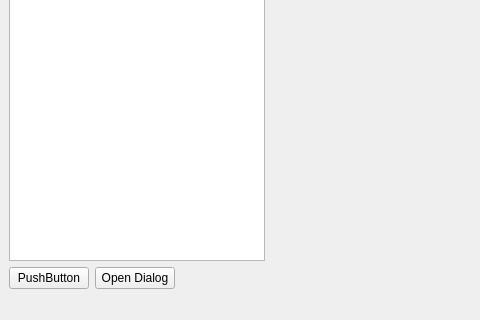
Before: the Qt Designer form Worksheets/6/ProjectName/mainwindow.ui in Joel-Ch/2023_20458561, drawn with Qt 5; both pictures show x 0 to 480 and y 280 to 600 of the 800 by 600 pixel window.
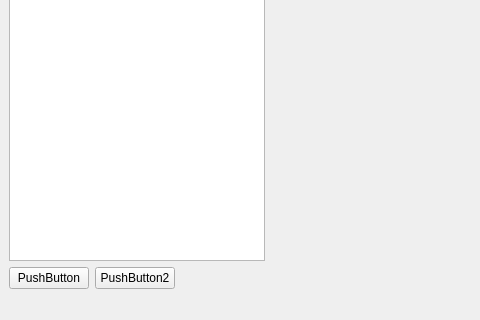
After: the same form once the commit is applied. Icons and pictures are not drawn.

Commit message: dialog fully working now. All we need is the ability to read and write to the tree

```diff
--- a/Worksheets/6/ProjectName/mainwindow.ui
+++ b/Worksheets/6/ProjectName/mainwindow.ui
@@ -51,7 +51,7 @@
       <item>
        <widget class="QPushButton" name="pushButton">
         <property name="text">
-         <string>Open Dialog</string>
+         <string>PushButton2</string>
         </property>
        </widget>
       </item>
```
Left out of the diff: 16 changed lines with no effect on the pictures. The commit also changes 4 other files.
